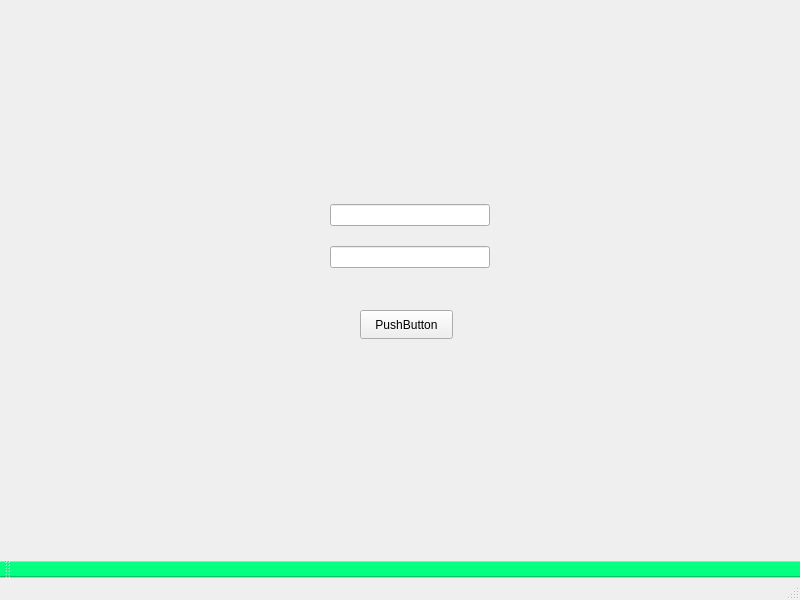
Old version of the form mainwindow.ui in the repository GregoryKoz/pk4Proj.
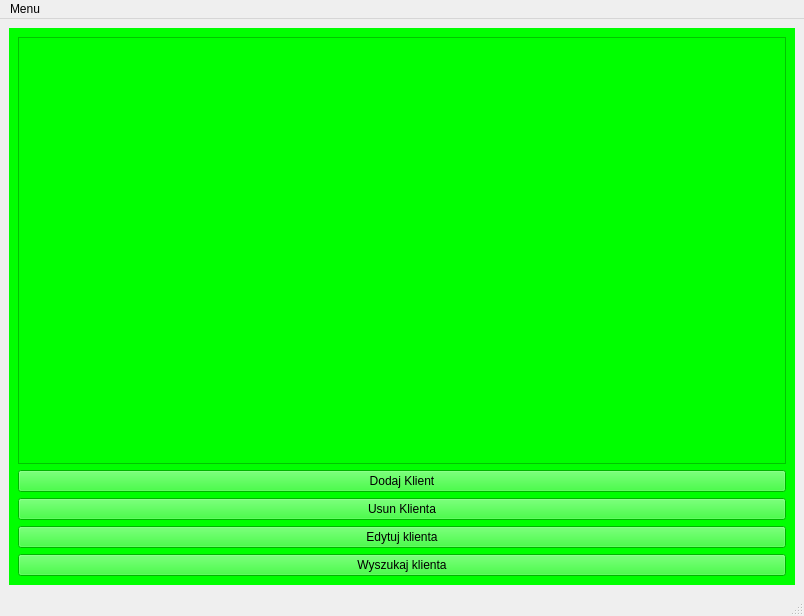
New version of the form. The open tabs and pages were chosen to show the change.

The edit to the form file:
```diff
--- a/mainwindow.ui
+++ b/mainwindow.ui
@@ -6,75 +6,130 @@
    <rect>
     <x>0</x>
     <y>0</y>
-    <width>800</width>
-    <height>600</height>
+    <width>804</width>
+    <height>616</height>
    </rect>
   </property>
   <property name="windowTitle">
    <string>MainWindow</string>
   </property>
   <widget class="QWidget" name="centralwidget">
-   <widget class="QWidget" name="verticalLayoutWidget">
-    <property name="geometry">
-     <rect>
-      <x>330</x>
-      <y>190</y>
-      <width>160</width>
-      <height>94</height>
-     </rect>
-    </property>
-    <layout class="QVBoxLayout" name="verticalLayout">
-     <item>
-      <widget class="QLineEdit" name="nameLineEdit">
-       <property name="text">
-        <string/>
+   <layout class="QHBoxLayout" name="horizontalLayout">
+    <item>
+     <widget class="QStackedWidget" name="stackedWidget">
+      <property name="currentIndex">
+       <number>0</number>
+      </property>
+      <widget class="QWidget" name="pageIntro"/>
+      <widget class="QWidget" name="pageKlienci">
+       <property name="styleSheet">
+        <string notr="true">background-color: rgb(0, 255, 0);</string>
        </property>
+       <layout class="QVBoxLayout" name="verticalLayout_2">
+        <item>
+         <layout class="QVBoxLayout" name="verticalLayout"/>
+        </item>
+        <item>
+         <layout class="QGridLayout" name="gridLayout">
+          <item row="4" column="0">
+           <widget class="QPushButton" name="btnEdytujKlienta">
+            <property name="text">
+             <string>Edytuj klienta</string>
+            </property>
+           </widget>
+          </item>
+          <item row="2" column="0">
+           <widget class="QPushButton" name="btnUsunKlienta">
+            <property name="text">
+             <string>Usun Klienta</string>
+            </property>
+           </widget>
+          </item>
+          <item row="1" column="0">
+           <widget class="QPushButton" name="btnDodajKlienta">
+            <property name="text">
+             <string>Dodaj Klient</string>
+            </property>
+           </widget>
+          </item>
+          <item row="0" column="0">
+           <widget class="QListWidget" name="listWidgetKlienci"/>
+          </item>
+          <item row="5" column="0">
+           <widget class="QPushButton" name="pushButton_4">
+            <property name="text">
+             <string>Wyszukaj klienta</string>
+            </property>
+           </widget>
+          </item>
+         </layout>
+        </item>
+       </layout>
       </widget>
-     </item>
-     <item>
-      <widget class="QLineEdit" name="surnameLineEdit"/>
-     </item>
-    </layout>
-   </widget>
-   <widget class="QPushButton" name="addClientButton">
-    <property name="geometry">
-     <rect>
-      <x>360</x>
-      <y>310</y>
-      <width>93</width>
-      <height>29</height>
-     </rect>
-    </property>
-    <property name="text">
-     <string>PushButton</string>
-    </property>
-   </widget>
+      <widget class="QWidget" name="pagePojazdy"/>
+      <widget class="QWidget" name="pageSprzedaz"/>
+      <widget class="QWidget" name="pageRaporty"/>
+      <widget class="QWidget" name="pageSerwis"/>
+     </widget>
+    </item>
+   </layout>
   </widget>
   <widget class="QMenuBar" name="menubar">
    <property name="geometry">
     <rect>
      <x>0</x>
      <y>0</y>
-     <width>800</width>
+     <width>804</width>
      <height>26</height>
     </rect>
    </property>
+   <widget class="QMenu" name="menu">
+    <property name="title">
+     <string>Menu</string>
+    </property>
+    <property name="toolTipsVisible">
+     <bool>false</bool>
+    </property>
+    <addaction name="actionIntro"/>
+    <addaction name="actionKlienci"/>
+    <addaction name="actionPojazdy"/>
+    <addaction name="actionSprzedaz"/>
+    <addaction name="actionSerwis"/>
+    <addaction name="actionRaporty"/>
+   </widget>
+   <addaction name="menu"/>
   </widget>
   <widget class="QStatusBar" name="statusbar"/>
-  <widget class="QToolBar" name="toolBar">
-   <property name="windowTitle">
-    <string>toolBar</string>
+  <action name="actionKlienci">
+   <property name="text">
+    <string>Klienci</string>
    </property>
-   <property name="styleSheet">
-    <string notr="true">background-color: rgb(0, 255, 127);</string>
+  </action>
+  <action name="actionPojazdy">
+   <property name="text">
+    <string>Pojazdy</string>
    </property>
-   <attribute name="toolBarArea">
-    <enum>BottomToolBarArea</enum>
-   </attribute>
-   <attribute name="toolBarBreak">
-    <bool>false</bool>
-   </attribute>
-  </widget>
+  </action>
+  <action name="actionSprzedaz">
+   <property name="text">
+    <string>Sprzedaz</string>
+   </property>
+  </action>
+  <action name="actionSerwis">
+   <property name="text">
+    <string>Serwis</string>
+   </property>
+  </action>
+  <action name="actionRaporty">
+   <property name="text">
+    <string>Raporty</string>
+   </property>
+  </action>
+  <action name="actionIntro">
+   <property name="text">
+    <string>Intro</string>
+   </property>
+  </action>
  </widget>
  <resources/>
  <connections/>
```
